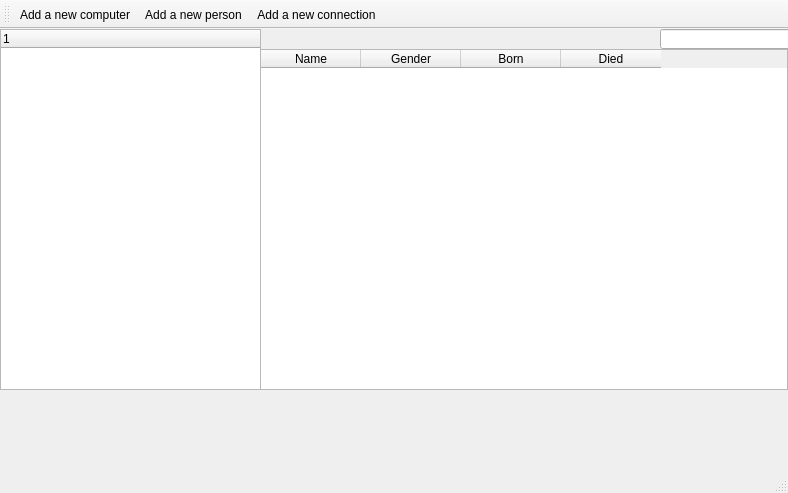
Verklegtnamskeid1/gubb, file database.ui: the form before one commit.
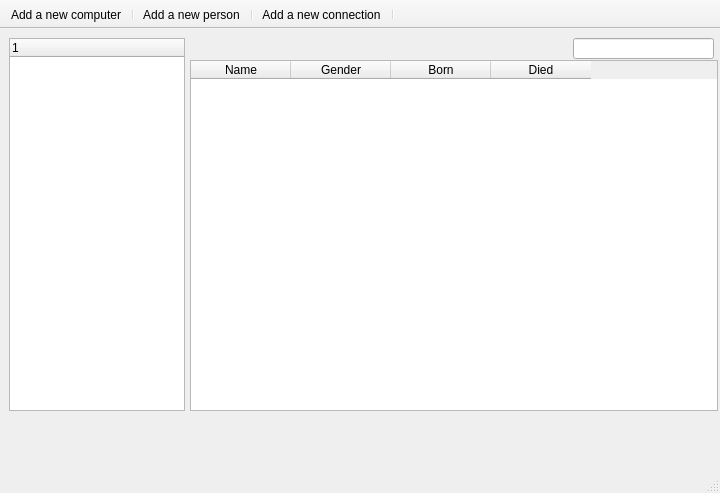
The form after the commit. Icons and pictures are not drawn.

Commit message: modified:   database.cpp 	modified:   database.h 	modified:   database.ui 	Skil2 (5).sqlite

Diff of the .ui file:
```diff
--- a/database.ui
+++ b/database.ui
@@ -6,7 +6,7 @@
    <rect>
     <x>0</x>
     <y>0</y>
-    <width>788</width>
+    <width>720</width>
     <height>493</height>
    </rect>
   </property>
@@ -27,13 +27,38 @@
    </size>
   </property>
   <widget class="QWidget" name="centralWidget">
-   <widget class="QTableWidget" name="tableWidget">
+   <widget class="QTreeWidget" name="treeWidget">
     <property name="geometry">
      <rect>
-      <x>260</x>
-      <y>20</y>
+      <x>9</x>
+      <y>9</y>
+      <width>176</width>
+      <height>373</height>
+     </rect>
+    </property>
+    <column>
+     <property name="text">
+      <string notr="true">1</string>
+     </property>
+    </column>
+   </widget>
+   <widget class="QLineEdit" name="Search_edit">
+    <property name="geometry">
+     <rect>
+      <x>573</x>
+      <y>9</y>
+      <width>141</width>
+      <height>21</height>
+     </rect>
+    </property>
+   </widget>
+   <widget class="QTableWidget" name="display_all">
+    <property name="geometry">
+     <rect>
+      <x>190</x>
+      <y>31</y>
       <width>528</width>
-      <height>341</height>
+      <height>351</height>
      </rect>
     </property>
     <property name="minimumSize">
@@ -81,43 +106,12 @@
      </property>
     </column>
    </widget>
-   <widget class="QLineEdit" name="Search_edit">
-    <property name="geometry">
-     <rect>
-      <x>660</x>
-      <y>0</y>
-      <width>133</width>
-      <height>20</height>
-     </rect>
-    </property>
-   </widget>
-   <widget class="QTreeWidget" name="treeWidget">
-    <property name="geometry">
-     <rect>
-      <x>0</x>
-      <y>0</y>
-      <width>261</width>
-      <height>361</height>
-     </rect>
-    </property>
-    <column>
-     <property name="text">
-      <string notr="true">1</string>
-     </property>
-    </column>
-   </widget>
   </widget>
-  <widget class="QMenuBar" name="menuBar">
-   <property name="geometry">
-    <rect>
-     <x>0</x>
-     <y>0</y>
-     <width>788</width>
-     <height>21</height>
-    </rect>
-   </property>
-  </widget>
+  <widget class="QStatusBar" name="statusBar"/>
   <widget class="QToolBar" name="mainToolBar">
+   <property name="movable">
+    <bool>false</bool>
+   </property>
    <attribute name="toolBarArea">
     <enum>TopToolBarArea</enum>
    </attribute>
@@ -125,10 +119,12 @@
     <bool>false</bool>
    </attribute>
    <addaction name="actionAdd_a_new_computer"/>
+   <addaction name="separator"/>
    <addaction name="actionAdd_a_new_person_2"/>
+   <addaction name="separator"/>
    <addaction name="actionAdd_a_new_connection"/>
+   <addaction name="separator"/>
   </widget>
-  <widget class="QStatusBar" name="statusBar"/>
   <action name="actionAdd_a_new_computer">
    <property name="icon">
     <iconset resource="computericon.qrc">
```
Left out of the diff: 2 changed lines with no effect on the pictures. The commit also changes 2 other files.
